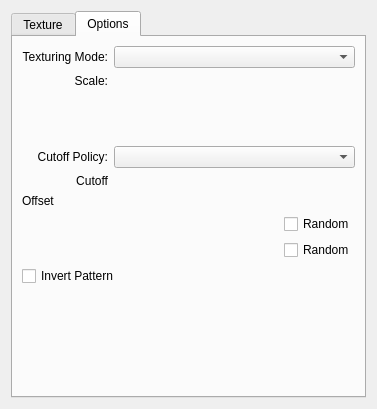
KDE/krita, file plugins/paintops/libpaintop/forms/wdgtexturechooser.ui: the form before one commit.
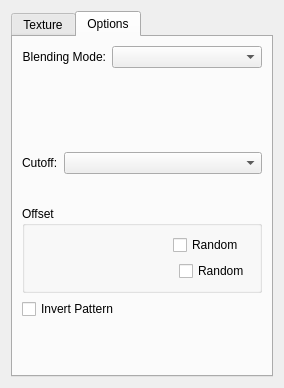
The form after the commit. Custom widgets are drawn as their Qt base class.

The edit to the form file:
```diff
--- a/plugins/paintops/libpaintop/forms/wdgtexturechooser.ui
+++ b/plugins/paintops/libpaintop/forms/wdgtexturechooser.ui
@@ -6,8 +6,8 @@
    <rect>
     <x>0</x>
     <y>0</y>
-    <width>377</width>
-    <height>409</height>
+    <width>284</width>
+    <height>388</height>
    </rect>
   </property>
   <property name="minimumSize">
@@ -16,8 +16,8 @@
     <height>0</height>
    </size>
   </property>
-  <layout class="QGridLayout" name="gridLayout_3">
-   <item row="0" column="0">
+  <layout class="QVBoxLayout" name="verticalLayout_4">
+   <item>
     <widget class="QTabWidget" name="tabWidget">
      <property name="sizePolicy">
       <sizepolicy hsizetype="Preferred" vsizetype="Expanding">
@@ -62,70 +62,8 @@
        <item>
         <layout class="QVBoxLayout" name="verticalLayout">
          <item>
-          <layout class="QGridLayout" name="gridLayout_2">
-           <item row="2" column="1">
-            <widget class="KisDoubleSliderSpinBox" name="brightnessSlider" native="true">
-             <property name="minimumSize">
-              <size>
-               <width>0</width>
-               <height>20</height>
-              </size>
-             </property>
-            </widget>
-           </item>
-           <item row="1" column="1">
-            <widget class="KisMultipliersDoubleSliderSpinBox" name="scaleSlider" native="true">
-             <property name="minimumSize">
-              <size>
-               <width>0</width>
-               <height>0</height>
-              </size>
-             </property>
-            </widget>
-           </item>
-           <item row="5" column="0">
-            <widget class="QLabel" name="lblSpacing_2">
-             <property name="sizePolicy">
-              <sizepolicy hsizetype="Minimum" vsizetype="Minimum">
-               <horstretch>0</horstretch>
-               <verstretch>0</verstretch>
-              </sizepolicy>
-             </property>
-             <property name="text">
-              <string>Cutoff</string>
-             </property>
-             <property name="alignment">
-              <set>Qt::AlignRight|Qt::AlignTrailing|Qt::AlignVCenter</set>
-             </property>
-            </widget>
-           </item>
-           <item row="3" column="1">
-            <widget class="KisDoubleSliderSpinBox" name="contrastSlider" native="true">
-             <property name="minimumSize">
-              <size>
-               <width>0</width>
-               <height>20</height>
-              </size>
-             </property>
-            </widget>
-           </item>
-           <item row="4" column="0">
-            <widget class="QLabel" name="lblSpacing">
-             <property name="sizePolicy">
-              <sizepolicy hsizetype="Minimum" vsizetype="Minimum">
-               <horstretch>0</horstretch>
-               <verstretch>0</verstretch>
-              </sizepolicy>
-             </property>
-             <property name="text">
-              <string>Cutoff Policy:</string>
-             </property>
-             <property name="alignment">
-              <set>Qt::AlignRight|Qt::AlignTrailing|Qt::AlignVCenter</set>
-             </property>
-            </widget>
-           </item>
-           <item row="0" column="0">
+          <layout class="QHBoxLayout" name="horizontalLayout_2">
+           <item>
             <widget class="QLabel" name="lblDensity">
              <property name="sizePolicy">
               <sizepolicy hsizetype="Fixed" vsizetype="Minimum">
@@ -134,24 +72,14 @@
               </sizepolicy>
              </property>
              <property name="text">
-              <string>Texturing Mode:</string>
+              <string>Blending Mode:</string>
              </property>
              <property name="alignment">
               <set>Qt::AlignRight|Qt::AlignTrailing|Qt::AlignVCenter</set>
              </property>
             </widget>
            </item>
-           <item row="4" column="1">
-            <widget class="QComboBox" name="cmbCutoffPolicy">
-             <property name="sizePolicy">
-              <sizepolicy hsizetype="Preferred" vsizetype="Preferred">
-               <horstretch>0</horstretch>
-               <verstretch>0</verstretch>
-              </sizepolicy>
-             </property>
-            </widget>
-           </item>
-           <item row="0" column="1">
+           <item>
             <widget class="QComboBox" name="cmbTexturingMode">
              <property name="sizePolicy">
               <sizepolicy hsizetype="Preferred" vsizetype="Preferred">
@@ -161,8 +89,42 @@
              </property>
             </widget>
            </item>
-           <item row="1" column="0">
-            <widget class="QLabel" name="lblDiameter">
+          </layout>
+         </item>
+         <item>
+          <widget class="KisMultipliersDoubleSliderSpinBox" name="scaleSlider" native="true">
+           <property name="minimumSize">
+            <size>
+             <width>20</width>
+             <height>20</height>
+            </size>
+           </property>
+          </widget>
+         </item>
+         <item>
+          <widget class="KisDoubleSliderSpinBox" name="contrastSlider" native="true">
+           <property name="minimumSize">
+            <size>
+             <width>20</width>
+             <height>20</height>
+            </size>
+           </property>
+          </widget>
+         </item>
+         <item>
+          <widget class="KisDoubleSliderSpinBox" name="brightnessSlider" native="true">
+           <property name="minimumSize">
+            <size>
+             <width>0</width>
+             <height>20</height>
+            </size>
+           </property>
+          </widget>
+         </item>
+         <item>
+          <layout class="QHBoxLayout" name="horizontalLayout">
+           <item>
+            <widget class="QLabel" name="lblSpacing_2">
              <property name="sizePolicy">
               <sizepolicy hsizetype="Minimum" vsizetype="Minimum">
                <horstretch>0</horstretch>
@@ -170,82 +132,122 @@
               </sizepolicy>
              </property>
              <property name="text">
-              <string>Scale:</string>
+              <string>Cutoff:</string>
              </property>
              <property name="alignment">
-              <set>Qt::AlignRight|Qt::AlignTrailing|Qt::AlignVCenter</set>
+              <set>Qt::AlignLeading|Qt::AlignLeft|Qt::AlignVCenter</set>
              </property>
             </widget>
            </item>
-           <item row="5" column="1">
-            <widget class="KisGradientSlider" name="cutoffSlider" native="true">
-             <property name="text" stdset="0">
-              <string>PushButton</string>
-             </property>
-            </widget>
-           </item>
-          </layout>
-         </item>
-         <item>
-          <layout class="QGridLayout" name="gridLayout">
-           <item row="2" column="0">
-            <widget class="KisSliderSpinBox" name="offsetSliderY" native="true"/>
-           </item>
-           <item row="1" column="1">
-            <widget class="QCheckBox" name="randomOffsetX">
+           <item>
+            <widget class="QComboBox" name="cmbCutoffPolicy">
              <property name="sizePolicy">
-              <sizepolicy hsizetype="Fixed" vsizetype="Fixed">
+              <sizepolicy hsizetype="Expanding" vsizetype="Preferred">
                <horstretch>0</horstretch>
                <verstretch>0</verstretch>
               </sizepolicy>
              </property>
-             <property name="text">
-              <string>Random</string>
-             </property>
-            </widget>
-           </item>
-           <item row="1" column="0">
-            <widget class="KisSliderSpinBox" name="offsetSliderX" native="true"/>
-           </item>
-           <item row="2" column="1">
-            <widget class="QCheckBox" name="randomOffsetY">
-             <property name="text">
-              <string>Random</string>
-             </property>
-            </widget>
-           </item>
-           <item row="4" column="0">
-            <spacer name="verticalSpacer">
-             <property name="orientation">
-              <enum>Qt::Vertical</enum>
-             </property>
-             <property name="sizeHint" stdset="0">
-              <size>
-               <width>5</width>
-               <height>5</height>
-              </size>
-             </property>
-            </spacer>
-           </item>
-           <item row="3" column="0">
-            <widget class="QCheckBox" name="chkInvert">
-             <property name="toolTip">
-              <string>The border of the brush will be smoothed to avoid aliasing</string>
-             </property>
-             <property name="text">
-              <string>Invert Pattern</string>
-             </property>
-            </widget>
-           </item>
-           <item row="0" column="0">
-            <widget class="QLabel" name="label">
-             <property name="text">
-              <string>Offset</string>
-             </property>
             </widget>
            </item>
           </layout>
          </item>
+         <item>
+          <widget class="KisGradientSlider" name="cutoffSlider" native="true">
+           <property name="minimumSize">
+            <size>
+             <width>20</width>
+             <height>20</height>
+            </size>
+           </property>
+           <property name="text" stdset="0">
+            <string>PushButton</string>
+           </property>
+          </widget>
+         </item>
+         <item>
+          <widget class="QGroupBox" name="groupBox">
+           <property name="title">
+            <string>Offset</string>
+           </property>
+           <layout class="QGridLayout" name="gridLayout_2">
+            <item row="0" column="0">
+             <widget class="KisSliderSpinBox" name="offsetSliderX" native="true">
+              <property name="sizePolicy">
+               <sizepolicy hsizetype="Expanding" vsizetype="Preferred">
+                <horstretch>0</horstretch>
+                <verstretch>0</verstretch>
+               </sizepolicy>
+              </property>
+              <property name="minimumSize">
+               <size>
+                <width>20</width>
+                <height>20</height>
+               </size>
+              </property>
+             </widget>
+            </item>
+            <item row="1" column="0" colspan="2">
+             <widget class="KisSliderSpinBox" name="offsetSliderY" native="true">
+              <property name="sizePolicy">
+               <sizepolicy hsizetype="Expanding" vsizetype="Preferred">
+                <horstretch>0</horstretch>
+                <verstretch>0</verstretch>
+               </sizepolicy>
+              </property>
+              <property name="minimumSize">
+               <size>
+                <width>20</width>
+                <height>20</height>
+               </size>
+              </property>
+             </widget>
+            </item>
+            <item row="1" column="2">
+             <widget class="QCheckBox" name="randomOffsetY">
+              <property name="text">
+               <string>Random</string>
+              </property>
+             </widget>
+            </item>
+            <item row="0" column="1" colspan="2">
+             <widget class="QCheckBox" name="randomOffsetX">
+              <property name="sizePolicy">
+               <sizepolicy hsizetype="Fixed" vsizetype="Fixed">
+                <horstretch>0</horstretch>
+                <verstretch>0</verstretch>
+               </sizepolicy>
+              </property>
+              <property name="text">
+               <string>Random</string>
+              </property>
+             </widget>
+            </item>
+           </layout>
+          </widget>
+         </item>
+         <item>
+          <widget class="QCheckBox" name="chkInvert">
+           <property name="toolTip">
+            <string>The border of the brush will be smoothed to avoid aliasing</string>
+           </property>
+           <property name="text">
+            <string>Invert Pattern</string>
+           </property>
+          </widget>
+         </item>
+         <item>
+          <spacer name="verticalSpacer">
+           <property name="orientation">
+            <enum>Qt::Vertical</enum>
+           </property>
+           <property name="sizeHint" stdset="0">
+            <size>
+             <width>20</width>
+             <height>40</height>
+            </size>
+           </property>
+          </spacer>
+         </item>
         </layout>
        </item>
       </layout>
```
Left out of the diff: 25 changed lines with no effect on the pictures.
